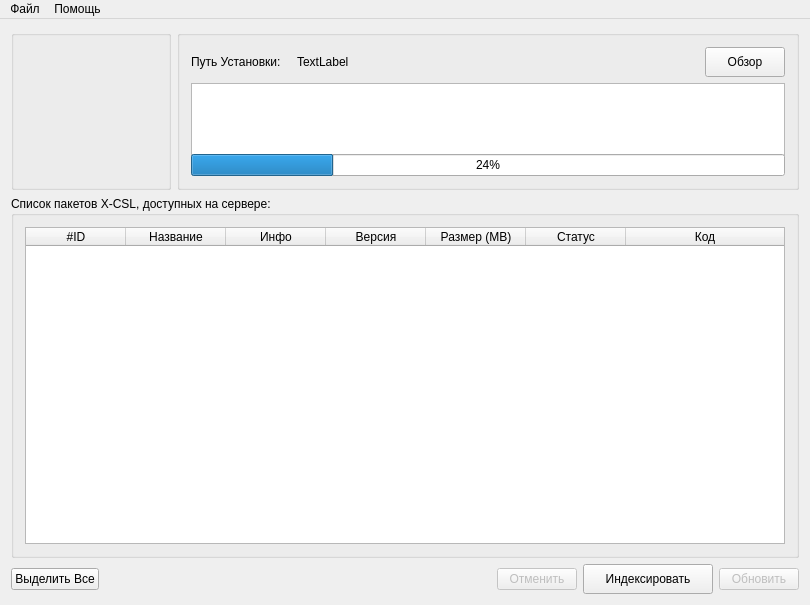
Old version of the form src/mainwindow.ui in the repository steptosky/x-csl-updater.
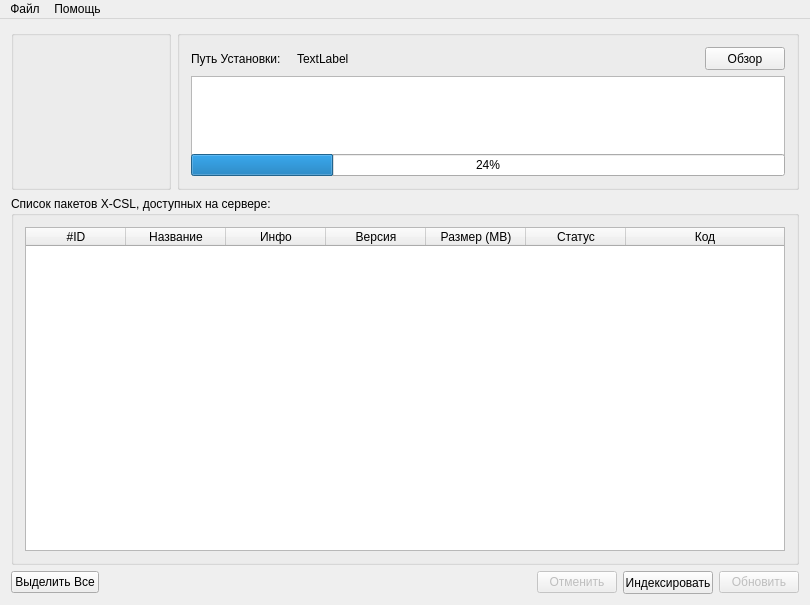
New version of the form. Icons and pictures are not drawn.

```diff
--- a/src/mainwindow.ui
+++ b/src/mainwindow.ui
@@ -157,13 +157,13 @@
              <property name="minimumSize">
               <size>
                <width>80</width>
-               <height>30</height>
+               <height>23</height>
               </size>
              </property>
              <property name="maximumSize">
               <size>
                <width>80</width>
-               <height>30</height>
+               <height>23</height>
               </size>
              </property>
              <property name="toolTip">
@@ -410,14 +410,14 @@
         </property>
         <property name="minimumSize">
          <size>
-          <width>130</width>
-          <height>30</height>
+          <width>90</width>
+          <height>23</height>
          </size>
         </property>
         <property name="maximumSize">
          <size>
-          <width>130</width>
-          <height>30</height>
+          <width>90</width>
+          <height>23</height>
          </size>
         </property>
         <property name="contextMenuPolicy">
```
Left out of the diff: 2 changed lines with no effect on the pictures.
